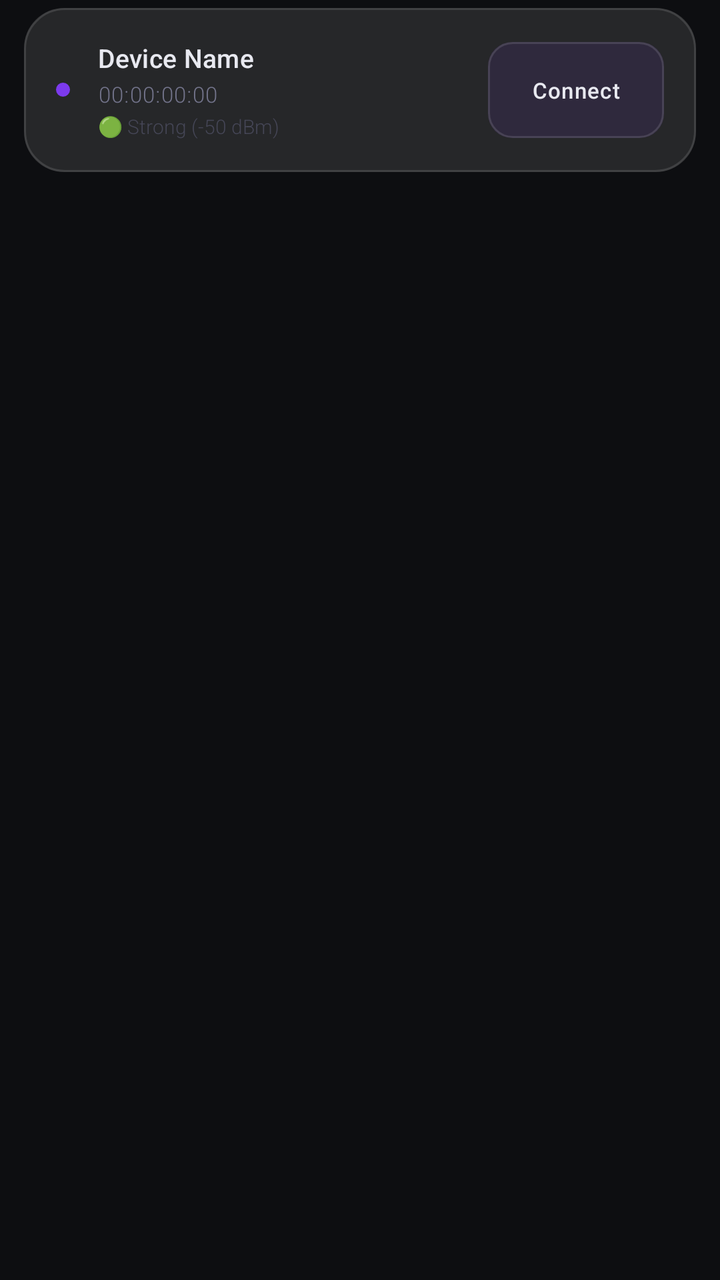
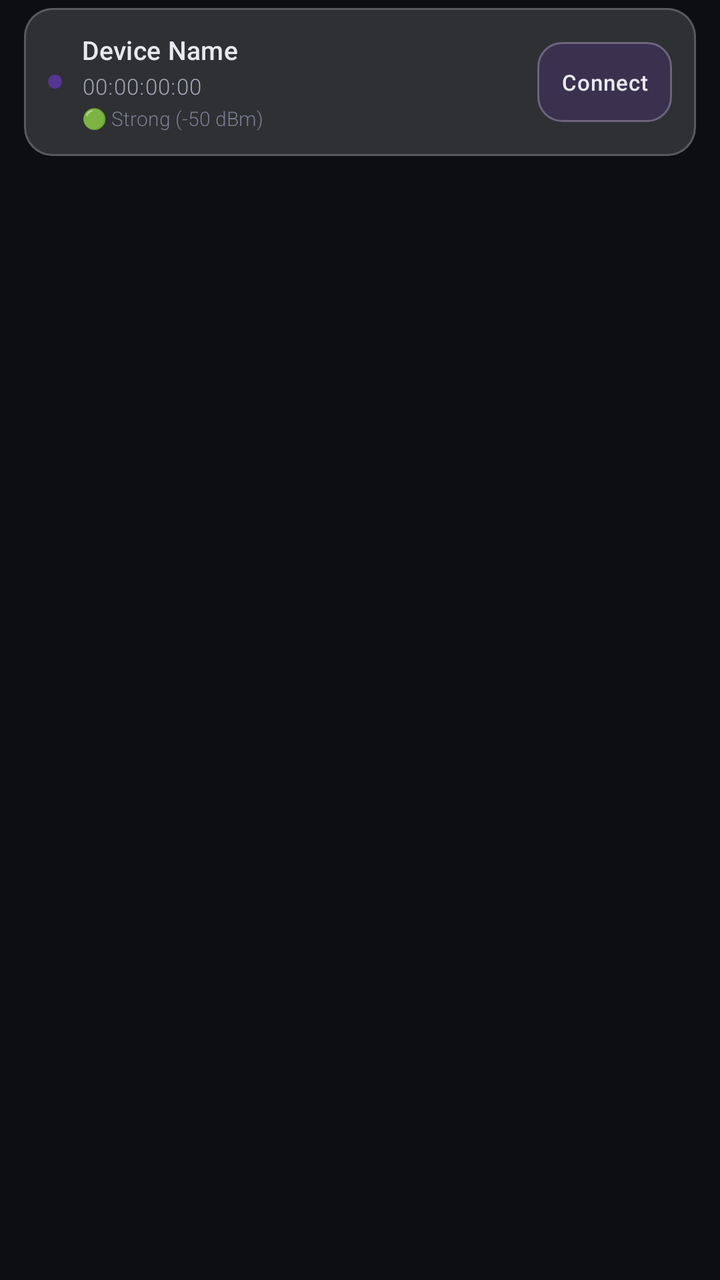

Screens rendered from an Android XML layout before and after an edit, with the pre-edit source and the edit as a unified diff.
<!-- AndroidManifest.xml: application theme Theme.MyApplication -->
<!-- res/layout/device_item.xml -->
<?xml version="1.0" encoding="utf-8"?>
<LinearLayout
    xmlns:android="http://schemas.android.com/apk/res/android"
    android:orientation="horizontal"
    android:layout_width="match_parent"
    android:layout_height="wrap_content"
    android:paddingStart="12dp"
    android:paddingEnd="12dp"
    android:paddingTop="4dp"
    android:paddingBottom="4dp">

    <LinearLayout
        android:orientation="horizontal"
        android:layout_width="match_parent"
        android:layout_height="wrap_content"
        android:background="@drawable/bg_glass_card"
        android:padding="16dp"
        android:gravity="center_vertical">

        <View
            android:id="@+id/deviceIndicator"
            android:layout_width="7dp"
            android:layout_height="7dp"
            android:background="@drawable/bg_indicator_dot"
            android:layout_marginEnd="14dp"/>

        <LinearLayout
            android:orientation="vertical"
            android:layout_width="0dp"
            android:layout_weight="1"
            android:layout_height="wrap_content">

            <TextView
                android:id="@+id/deviceName"
                android:text="@string/device_name"
                android:textSize="13sp"
                android:fontFamily="sans-serif-medium"
                android:textColor="@color/color_text_primary"
                android:letterSpacing="0.01"
                android:layout_width="wrap_content"
                android:layout_height="wrap_content"/>

            <TextView
                android:id="@+id/deviceAddress"
                android:text="@string/device_address"
                android:textSize="11sp"
                android:fontFamily="sans-serif-light"
                android:textColor="@color/color_text_secondary"
                android:letterSpacing="0.04"
                android:layout_marginTop="2dp"
                android:layout_width="wrap_content"
                android:layout_height="wrap_content"/>

            <TextView
                android:id="@+id/deviceSignal"
                android:text="@string/device_signal"
                android:textSize="10sp"
                android:fontFamily="sans-serif-light"
                android:textColor="@color/color_text_tertiary"
                android:layout_marginTop="2dp"
                android:layout_width="wrap_content"
                android:layout_height="wrap_content"/>
        </LinearLayout>

        <Button
            android:id="@+id/connectBtn"
            android:layout_width="wrap_content"
            android:layout_height="wrap_content"
            android:text="@string/connect"
            android:textAllCaps="false"
            android:textColor="@color/color_text_primary"
            android:textSize="11sp"
            android:letterSpacing="0.04"
            android:fontFamily="sans-serif-medium"
            android:background="@drawable/bg_connect_btn"
            android:paddingStart="14dp"
            android:paddingEnd="14dp"
            android:paddingTop="8dp"
            android:paddingBottom="8dp"
            android:stateListAnimator="@null"/>
    </LinearLayout>
</LinearLayout>
<!-- resources referenced by this layout -->
<resources>
  <color name="color_text_primary">#E8E9F0</color>
  <color name="color_text_secondary">#72738A</color>
  <color name="color_text_tertiary">#454656</color>
  <!-- drawable bg_connect_btn (drawable) -->
  <?xml version="1.0" encoding="utf-8"?>
  <selector xmlns:android="http://schemas.android.com/apk/res/android">
      <item android:state_pressed="true">
          <layer-list>
              <item>
                  <shape android:shape="rectangle">
                      <corners android:radius="12dp"/>
                      <solid android:color="@color/color_btn_connect_pressed"/>
                  </shape>
              </item>
              <item>
                  <shape android:shape="rectangle">
                      <corners android:radius="12dp"/>
                      <stroke android:width="1dp" android:color="@color/color_state_idle"/>
                      <solid android:color="@android:color/transparent"/>
                  </shape>
              </item>
          </layer-list>
      </item>
      <item>
          <layer-list>
              <item>
                  <shape android:shape="rectangle">
                      <corners android:radius="12dp"/>
                      <solid android:color="@color/color_btn_connect"/>
                  </shape>
              </item>
              <item>
                  <shape android:shape="rectangle">
                      <corners android:radius="12dp"/>
                      <stroke android:width="1dp" android:color="@color/color_glass_border"/>
                      <solid android:color="@android:color/transparent"/>
                  </shape>
              </item>
          </layer-list>
      </item>
  </selector>
  <!-- drawable bg_glass_card (drawable) -->
  <?xml version="1.0" encoding="utf-8"?>
  <layer-list xmlns:android="http://schemas.android.com/apk/res/android">
      <item>
          <shape android:shape="rectangle">
              <corners android:radius="20dp"/>
              <solid android:color="@color/color_glass_fill"/>
          </shape>
      </item>
      <item>
          <shape android:shape="rectangle">
              <corners android:radius="20dp"/>
              <stroke android:width="1dp" android:color="@color/color_glass_border"/>
              <solid android:color="@android:color/transparent"/>
          </shape>
      </item>
  </layer-list>
  <!-- drawable bg_indicator_dot (drawable) -->
  <?xml version="1.0" encoding="utf-8"?>
  <shape xmlns:android="http://schemas.android.com/apk/res/android"
      android:shape="oval">
      <solid android:color="@color/color_state_idle"/>
  </shape>
  <string name="connect">Connect</string>
  <string name="device_address" translatable="false">00:00:00:00</string>
  <string name="device_name" translatable="false">Device Name</string>
  <string name="device_signal">🟢 Strong (-50 dBm)</string>
  <style name="Theme.MyApplication" parent="Theme.Material3.DayNight.NoActionBar">
          <item name="colorPrimary">@color/color_state_idle</item>
          <item name="colorOnPrimary">@color/color_text_primary</item>
          <item name="colorSurface">@color/color_surface</item>
          <item name="colorOnSurface">@color/color_text_primary</item>
          <item name="android:windowBackground">@color/color_background</item>
          <item name="android:statusBarColor">@color/color_background</item>
          <item name="android:navigationBarColor">@color/color_background</item>
          <item name="android:windowLightStatusBar">false</item>
      </style>
  <color name="color_btn_connect_pressed">#337C3AED</color>
  <color name="color_state_idle">#7C3AED</color>
  <color name="color_btn_connect">#1A7C3AED</color>
  <color name="color_glass_border">#1FFFFFFF</color>
  <color name="color_glass_fill">#1AFFFFFF</color>
  <color name="color_surface">#171820</color>
  <color name="color_background">#0D0E11</color>
</resources>

<!-- the commit's change to res/layout/device_item.xml (unified diff, before → after) -->
@@ -14,7 +14,7 @@
         android:layout_width="match_parent"
         android:layout_height="wrap_content"
         android:background="@drawable/bg_glass_card"
-        android:padding="16dp"
+        android:padding="12dp"
         android:gravity="center_vertical">
 
         <View
@@ -22,7 +22,7 @@
             android:layout_width="7dp"
             android:layout_height="7dp"
             android:background="@drawable/bg_indicator_dot"
-            android:layout_marginEnd="14dp"/>
+            android:layout_marginEnd="10dp"/>
 
         <LinearLayout
             android:orientation="vertical"
@@ -63,20 +63,31 @@
         </LinearLayout>
 
         <Button
+
             android:id="@+id/connectBtn"
             android:layout_width="wrap_content"
-            android:layout_height="wrap_content"
+            android:layout_height="40dp"
+
+            android:minHeight="0dp"
+            android:minWidth="0dp"
+
             android:text="@string/connect"
             android:textAllCaps="false"
+
             android:textColor="@color/color_text_primary"
             android:textSize="11sp"
-            android:letterSpacing="0.04"
+
             android:fontFamily="sans-serif-medium"
+            android:letterSpacing="0.03"
+
             android:background="@drawable/bg_connect_btn"
-            android:paddingStart="14dp"
-            android:paddingEnd="14dp"
-            android:paddingTop="8dp"
-            android:paddingBottom="8dp"
+
+            android:paddingStart="12dp"
+            android:paddingEnd="12dp"
+
+            android:insetTop="0dp"
+            android:insetBottom="0dp"
+
             android:stateListAnimator="@null"/>
     </LinearLayout>
 </LinearLayout>
<!-- resource entries referenced after the edit -->
@@ -1,8 +1,8 @@
 <!-- resources referenced by this layout -->
 <resources>
   <color name="color_text_primary">#E8E9F0</color>
-  <color name="color_text_secondary">#72738A</color>
-  <color name="color_text_tertiary">#454656</color>
+  <color name="color_text_secondary">#A1A3B8</color>
+  <color name="color_text_tertiary">#7B7D92</color>
   <!-- drawable bg_connect_btn (drawable) -->
   <?xml version="1.0" encoding="utf-8"?>
   <selector xmlns:android="http://schemas.android.com/apk/res/android">
@@ -34,7 +34,7 @@
               <item>
                   <shape android:shape="rectangle">
                       <corners android:radius="12dp"/>
-                      <stroke android:width="1dp" android:color="@color/color_glass_border"/>
+                      <stroke android:width="1dp" android:color="@color/color_btn_border"/>
                       <solid android:color="@android:color/transparent"/>
                   </shape>
               </item>
@@ -46,13 +46,13 @@
   <layer-list xmlns:android="http://schemas.android.com/apk/res/android">
       <item>
           <shape android:shape="rectangle">
-              <corners android:radius="20dp"/>
+              <corners android:radius="14dp"/>
               <solid android:color="@color/color_glass_fill"/>
           </shape>
       </item>
       <item>
           <shape android:shape="rectangle">
-              <corners android:radius="20dp"/>
+              <corners android:radius="14dp"/>
               <stroke android:width="1dp" android:color="@color/color_glass_border"/>
               <solid android:color="@android:color/transparent"/>
           </shape>
@@ -78,11 +78,12 @@
           <item name="android:navigationBarColor">@color/color_background</item>
           <item name="android:windowLightStatusBar">false</item>
       </style>
-  <color name="color_btn_connect_pressed">#337C3AED</color>
-  <color name="color_state_idle">#7C3AED</color>
-  <color name="color_btn_connect">#1A7C3AED</color>
-  <color name="color_glass_border">#1FFFFFFF</color>
-  <color name="color_glass_fill">#1AFFFFFF</color>
+  <color name="color_btn_connect_pressed">#357C3AED</color>
+  <color name="color_state_idle">#807C3AED</color>
+  <color name="color_btn_connect">#267C3AED</color>
+  <color name="color_btn_border">#40FFFFFF</color>
+  <color name="color_glass_fill">#24FFFFFF</color>
+  <color name="color_glass_border">#33FFFFFF</color>
   <color name="color_surface">#171820</color>
   <color name="color_background">#0D0E11</color>
 </resources>
